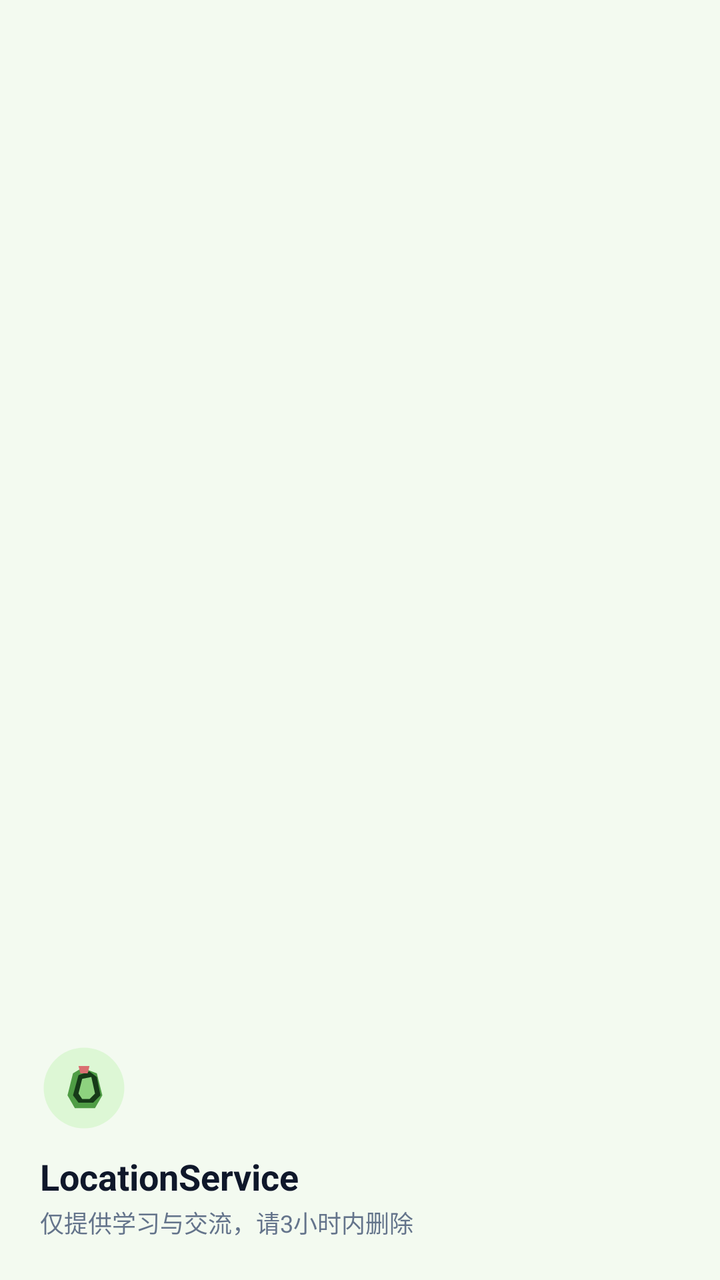
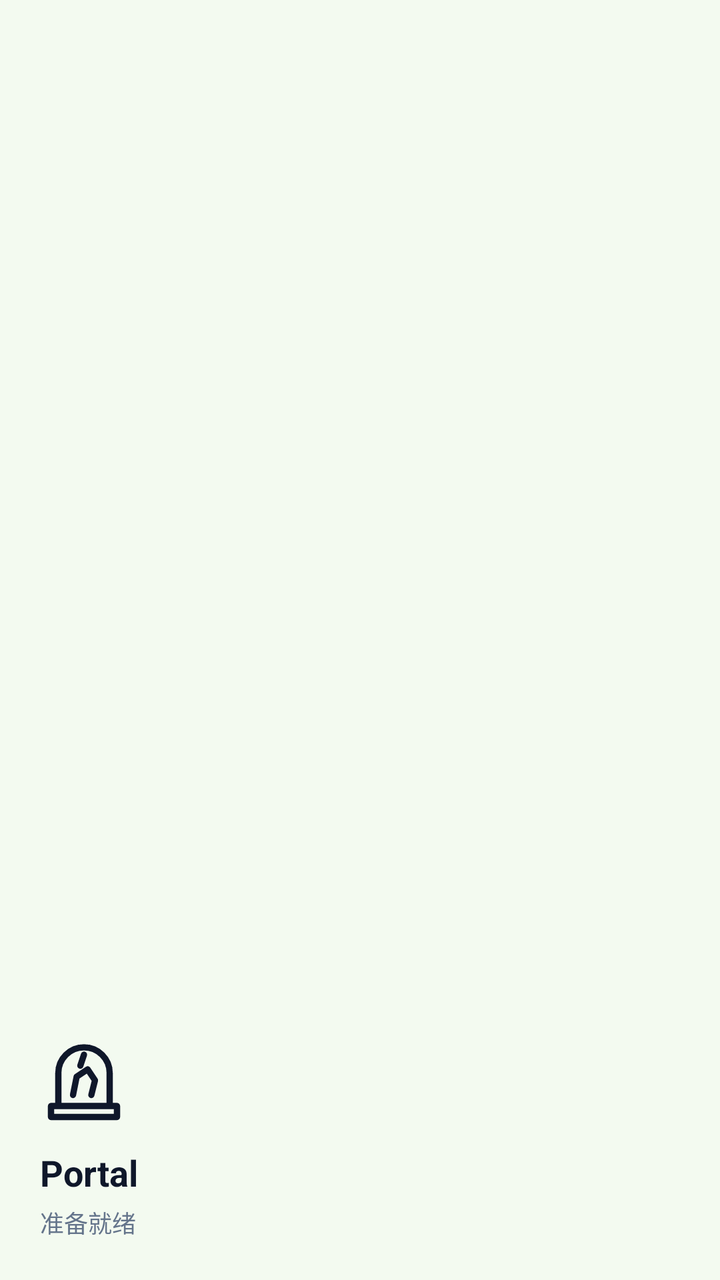

Compare the two renders of this Android layout. The source of the first and the diff that turns it into the second are given below.
<!-- AndroidManifest.xml: application theme AppTheme -->
<!-- res/layout/nav_header_main.xml -->
<?xml version="1.0" encoding="utf-8"?>
<LinearLayout xmlns:android="http://schemas.android.com/apk/res/android"
    xmlns:app="http://schemas.android.com/apk/res-auto"
    android:layout_width="match_parent"
    android:layout_height="148dp"
    android:background="@android:color/transparent"
    android:gravity="bottom"
    android:orientation="vertical"
    android:paddingStart="20dp"
    android:paddingTop="24dp"
    android:paddingEnd="20dp"
    android:paddingBottom="20dp">

    <ImageView
        android:id="@+id/imageView"
        android:layout_width="44dp"
        android:layout_height="44dp"
        android:contentDescription="@string/nav_header_desc"
        app:srcCompat="@drawable/ic_portal_mark" />

    <TextView
        android:layout_width="match_parent"
        android:layout_height="wrap_content"
        android:layout_marginTop="10dp"
        android:text="@string/nav_header_title"
        android:textColor="@color/text_primary"
        android:textSize="18sp"
        android:textStyle="bold" />

    <TextView
        android:id="@+id/textView"
        android:layout_width="wrap_content"
        android:layout_height="wrap_content"
        android:layout_marginTop="2dp"
        android:textColor="@color/text_secondary"
        android:textSize="12sp"
        android:text="@string/nav_header_subtitle" />
</LinearLayout>
<!-- resources referenced by this layout -->
<resources>
  <color name="text_primary">#0F172A</color>
  <color name="text_secondary">#64748B</color>
  <!-- drawable ic_portal_mark (drawable) -->
  <?xml version="1.0" encoding="utf-8"?>
  <vector xmlns:android="http://schemas.android.com/apk/res/android"
      android:width="48dp"
      android:height="48dp"
      android:viewportWidth="48"
      android:viewportHeight="48">
      <path android:fillColor="#DDF7D5" android:pathData="M24,2A22,22 0,1 0,24 46A22,22 0,1 0,24 2" />
      <path android:fillColor="#4F9D45" android:pathData="M15,28 L18,16 L23,13 L31,16 L34,28 L30,35 L19,35 Z" />
      <path android:fillColor="#163A18" android:pathData="M18,28 L21,17 L27,15 L31,18 L33,28 L29,32 L21,32 Z" />
      <path android:fillColor="#8ED27F" android:pathData="M21,27 L23,19 L28,18 L30,27 L27,30 L23,30 Z" />
      <path android:fillColor="#DA6F71" android:pathData="M21,12 L27,12 L26,16 L22,16 Z" />
  </vector>
  <string name="nav_header_desc">Navigation header</string>
  <string name="nav_header_subtitle">仅提供学习与交流，请3小时内删除</string>
  <string name="nav_header_title">LocationService</string>
  <style name="AppTheme" parent="Theme.Material3.DayNight.NoActionBar">
          <item name="colorPrimary">@color/primary</item>
          <item name="colorPrimaryInverse">@color/primary_dark</item>
          <item name="colorSecondary">@color/accent</item>
          <item name="colorSurface">@color/surface</item>
          <item name="colorOnSurface">@color/text_primary</item>
          <item name="colorOnPrimary">@color/on_primary</item>
          <item name="colorOnSurfaceVariant">@color/text_secondary</item>
          <item name="colorPrimaryContainer">@color/primary_container</item>
          <item name="colorOnPrimaryContainer">@color/primary</item>
          <item name="colorOutline">@color/card_border</item>
          <item name="android:windowBackground">@color/page_background</item>
          <item name="materialButtonStyle">@style/Portal.Button</item>
          <item name="android:statusBarColor">@android:color/transparent</item>
          <item name="android:navigationBarColor">@android:color/transparent</item>
          <item name="android:windowLightStatusBar">@bool/light_system_bars</item>
          <item name="android:windowLightNavigationBar">@bool/light_system_bars</item>
          <item name="windowActionModeOverlay">true</item>
          <item name="windowActionBar">false</item>
          <item name="windowNoTitle">true</item>
          <item name="android:windowDrawsSystemBarBackgrounds">true</item>
      </style>
  <color name="primary">#326B2D</color>
  <color name="primary_dark">#2F6E35</color>
  <color name="accent">#326B2D</color>
  <color name="surface">#F8FAFC</color>
  <color name="on_primary">#FFFFFF</color>
  <color name="primary_container">#DDF7D5</color>
  <color name="card_border">#1A000000</color>
  <color name="page_background">#F3FAF0</color>
  <style name="Portal.Button" parent="Widget.Material3.Button">
          <item name="android:minHeight">48dp</item>
          <item name="android:textAllCaps">false</item>
          <item name="cornerRadius">14dp</item>
          <item name="android:textSize">14sp</item>
          <item name="android:fontFamily">sans-serif-medium</item>
          <item name="iconSize">20dp</item>
      </style>
</resources>

<!-- the commit's change to res/layout/nav_header_main.xml (unified diff, before → after) -->
@@ -2,7 +2,7 @@
 <LinearLayout xmlns:android="http://schemas.android.com/apk/res/android"
     xmlns:app="http://schemas.android.com/apk/res-auto"
     android:layout_width="match_parent"
-    android:layout_height="148dp"
+    android:layout_height="wrap_content"
     android:background="@android:color/transparent"
     android:gravity="bottom"
     android:orientation="vertical"
@@ -16,23 +16,23 @@
         android:layout_width="44dp"
         android:layout_height="44dp"
         android:contentDescription="@string/nav_header_desc"
-        app:srcCompat="@drawable/ic_portal_mark" />
+        app:srcCompat="@drawable/ic_portal_portal" />
 
     <TextView
         android:layout_width="match_parent"
         android:layout_height="wrap_content"
         android:layout_marginTop="10dp"
-        android:text="@string/nav_header_title"
+        android:text="Portal"
         android:textColor="@color/text_primary"
         android:textSize="18sp"
         android:textStyle="bold" />
 
     <TextView
         android:id="@+id/textView"
-        android:layout_width="wrap_content"
+        android:layout_width="match_parent"
         android:layout_height="wrap_content"
-        android:layout_marginTop="2dp"
+        android:layout_marginTop="4dp"
         android:textColor="@color/text_secondary"
         android:textSize="12sp"
-        android:text="@string/nav_header_subtitle" />
+        android:text="准备就绪" />
 </LinearLayout>
<!-- resource entries referenced after the edit -->
@@ -2,22 +2,16 @@
 <resources>
   <color name="text_primary">#0F172A</color>
   <color name="text_secondary">#64748B</color>
-  <!-- drawable ic_portal_mark (drawable) -->
+  <!-- drawable ic_portal_portal (drawable) -->
   <?xml version="1.0" encoding="utf-8"?>
   <vector xmlns:android="http://schemas.android.com/apk/res/android"
-      android:width="48dp"
-      android:height="48dp"
-      android:viewportWidth="48"
-      android:viewportHeight="48">
-      <path android:fillColor="#DDF7D5" android:pathData="M24,2A22,22 0,1 0,24 46A22,22 0,1 0,24 2" />
-      <path android:fillColor="#4F9D45" android:pathData="M15,28 L18,16 L23,13 L31,16 L34,28 L30,35 L19,35 Z" />
-      <path android:fillColor="#163A18" android:pathData="M18,28 L21,17 L27,15 L31,18 L33,28 L29,32 L21,32 Z" />
-      <path android:fillColor="#8ED27F" android:pathData="M21,27 L23,19 L28,18 L30,27 L27,30 L23,30 Z" />
-      <path android:fillColor="#DA6F71" android:pathData="M21,12 L27,12 L26,16 L22,16 Z" />
+      android:width="24dp" android:height="24dp"
+      android:viewportWidth="24" android:viewportHeight="24">
+      <path android:fillColor="@android:color/transparent" android:strokeColor="@color/text_primary"
+          android:strokeWidth="1.7" android:strokeLineCap="round" android:strokeLineJoin="round"
+          android:pathData="M5 18V9a7 7 0 0 1 14 0v9 M3 18h18v3H3v-3 M9 15l1-5 3-2 2 3-1 4 M11 7l1-3" />
   </vector>
   <string name="nav_header_desc">Navigation header</string>
-  <string name="nav_header_subtitle">仅提供学习与交流，请3小时内删除</string>
-  <string name="nav_header_title">LocationService</string>
   <style name="AppTheme" parent="Theme.Material3.DayNight.NoActionBar">
           <item name="colorPrimary">@color/primary</item>
           <item name="colorPrimaryInverse">@color/primary_dark</item>
